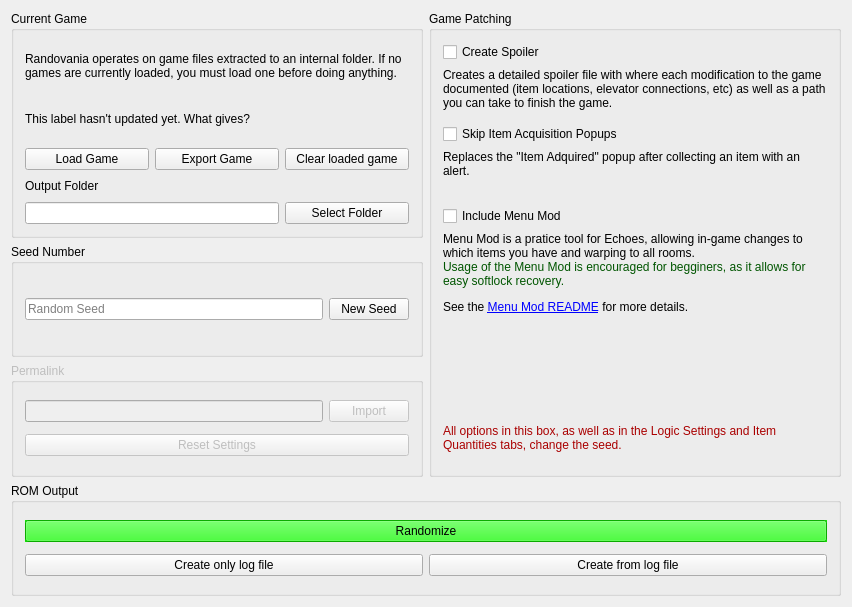
Above: randovania/gui/iso_management_window.ui from randovania/randovania before the change. Below: the same form after it.
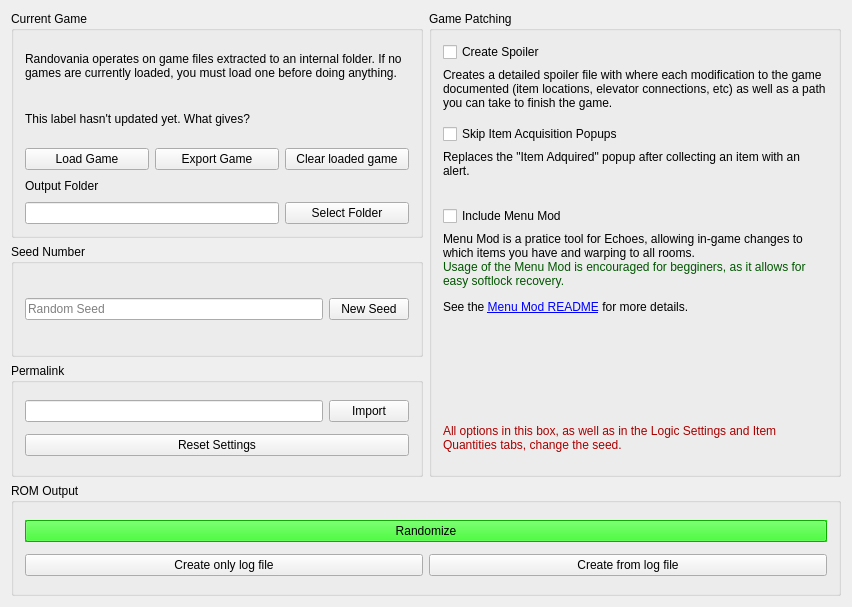
That is the form after the change.

Commit message: Implement Permalink importing

What changed in the file:
```diff
--- a/randovania/gui/iso_management_window.ui
+++ b/randovania/gui/iso_management_window.ui
@@ -481,7 +481,7 @@
     <item row="3" column="0" colspan="2">
      <widget class="QGroupBox" name="permalink_box">
       <property name="enabled">
-       <bool>false</bool>
+       <bool>true</bool>
       </property>
       <property name="title">
        <string>Permalink</string>
```
The commit also changes 2 other files.
